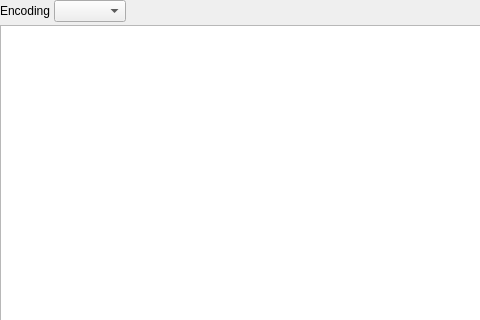
Above: textviewer.ui from pjrinaldi/wombatforensics before the change; both pictures show x 0 to 480 and y 0 to 320 of the 640 by 480 pixel window. Below: the same form after it.
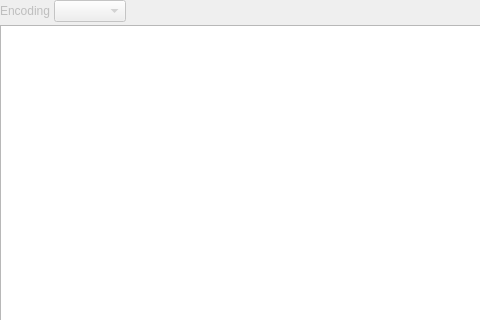
That is the form after the change.

Commit message: textviewer is working well enough for v0.1.

```diff
--- a/textviewer.ui
+++ b/textviewer.ui
@@ -36,6 +36,9 @@
     <layout class="QHBoxLayout" name="horizontalLayout">
      <item>
       <widget class="QLabel" name="label">
+       <property name="enabled">
+        <bool>false</bool>
+       </property>
        <property name="text">
         <string>Encoding</string>
        </property>
@@ -43,6 +46,9 @@
      </item>
      <item>
       <widget class="QComboBox" name="comboBox">
+       <property name="enabled">
+        <bool>false</bool>
+       </property>
        <property name="currentText">
         <string/>
        </property>
```
The commit also changes 4 other files.
